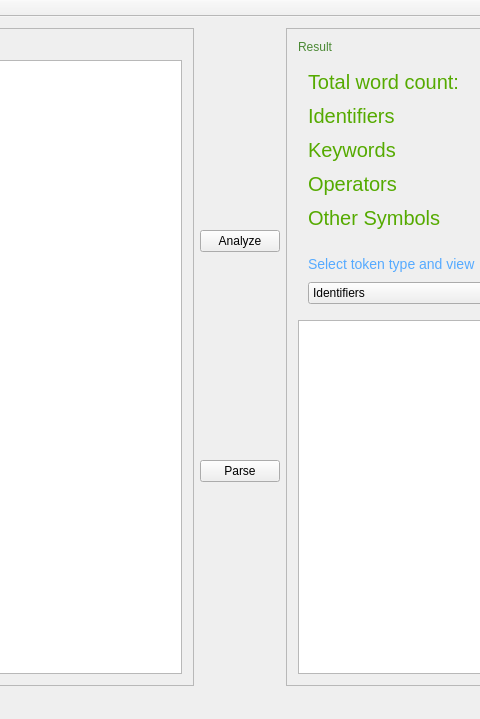
Above: mainwindow.ui from bullheadandplato/compiler-palm-tree before the change; both pictures show x 278 to 758 and y 0 to 719 of the 1035 by 719 pixel window. Below: the same form after it.
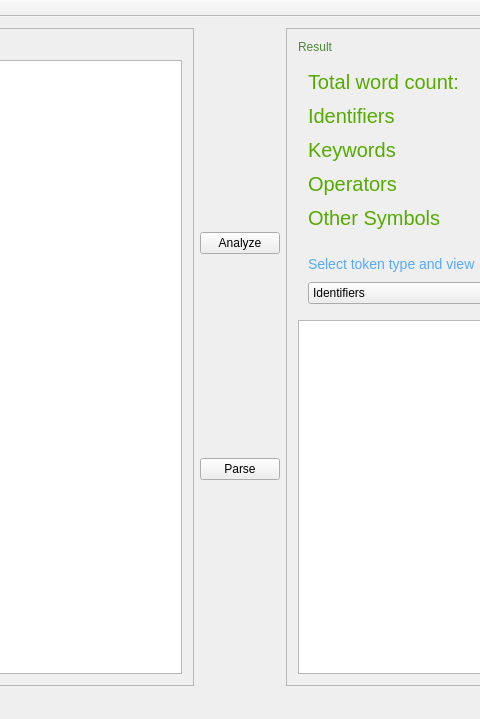
That is the form after the change. Custom widgets are drawn as their Qt base class.

Commit message: getters from LenAn.cpp to fill interface

The edit to the form file:
```diff
--- a/mainwindow.ui
+++ b/mainwindow.ui
@@ -44,6 +44,9 @@
     </item>
     <item row="0" column="1">
      <layout class="QVBoxLayout" name="verticalLayout">
+      <property name="spacing">
+       <number>0</number>
+      </property>
       <item>
        <widget class="QPushButton" name="pushButton_2">
         <property name="text">
```
The commit also changes 2 other files.
